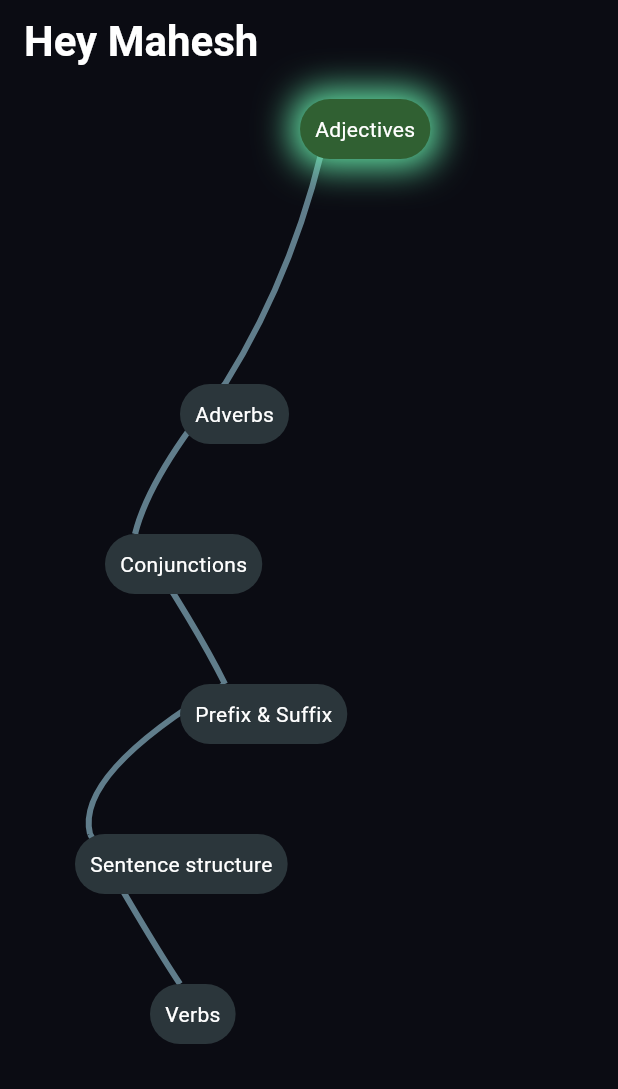
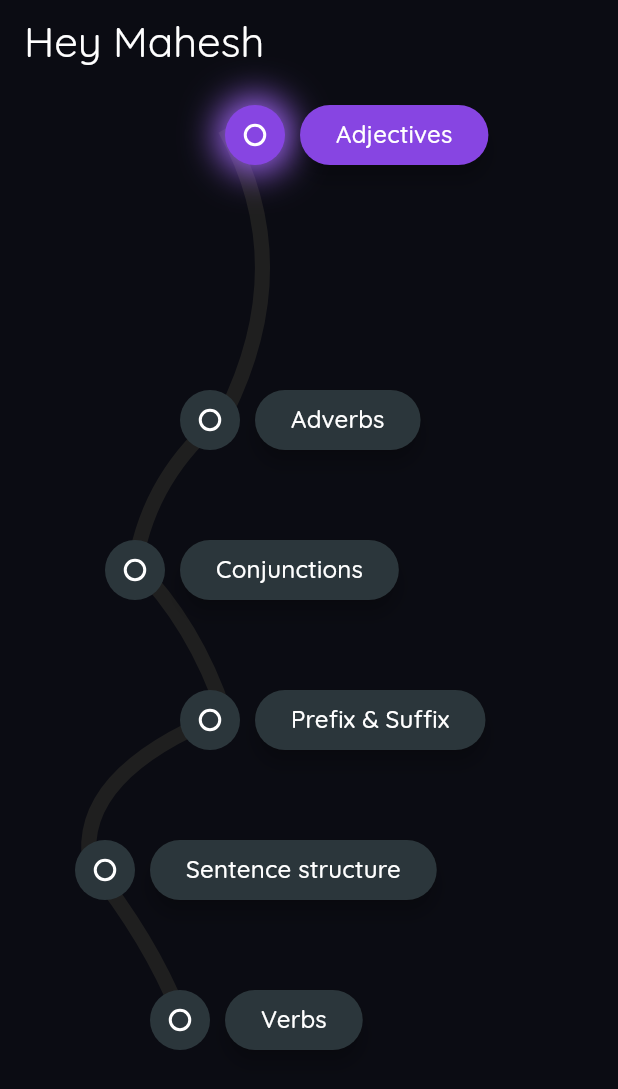
Before and after one commit to vanshika704/stimuler_exercise, a Flutter app: the screen it shows after launch, after a tap on "Adjectives", on a phone screen of 412 x 824 dp. Shown: the top 1089 px of the screen. Run offline on Flutter 3.47's test engine with Material 3 defaults, Android fonts, the phone set to English and light mode, and no system bars; our stand-ins replace google_fonts.

Commit message:
floww done

```diff
--- a/lib/components/flow.dart
+++ b/lib/components/flow.dart
@@ -1,18 +1,6 @@
+
 import 'package:flutter/material.dart';
-
-void main() {
-  runApp(MyApp());
-}
-
-class MyApp extends StatelessWidget {
-  @override
-  Widget build(BuildContext context) {
-    return MaterialApp(
-      debugShowCheckedModeBanner: false,
-      home: FlowPathScreen(),
-    );
-  }
-}
+import 'package:google_fonts/google_fonts.dart'; // Import Google Fonts
 
 class FlowPathScreen extends StatefulWidget {
   @override
@@ -28,12 +16,11 @@ class _FlowPathScreenState extends State<FlowPathScreen> {
       backgroundColor: const Color.fromARGB(255, 11, 12, 19),
       appBar: AppBar(
         backgroundColor: Colors.transparent,
-        title: const Text(
+        title: Text(
           'Hey Mahesh',
-          style: TextStyle(
+          style: GoogleFonts.quicksand(
             color: Colors.white,
             fontSize: 28,
-            fontWeight: FontWeight.bold,
           ),
         ),
       ),
@@ -50,9 +37,10 @@ class _FlowPathScreenState extends State<FlowPathScreen> {
                 // Positioned nodes
                 _buildNode(
                   top: 10,
-                  left: 200,
+                  left: 150,
                   label: 'Adjectives',
                   isSelected: selectedDay == 1,
+                  isCompleted: selectedDay > 1,
                   onTap: () => setState(() => selectedDay = 1),
                 ),
                 _buildNode(
@@ -60,31 +48,40 @@ class _FlowPathScreenState extends State<FlowPathScreen> {
                   left: 120,
                   label: 'Adverbs',
                   isSelected: selectedDay == 2,
+                  isCompleted: selectedDay > 2,
                   onTap: () => setState(() => selectedDay = 2),
                 ),
                 _buildNode(
                   top: 300,
                   left: 70,
                   label: 'Conjunctions',
-                  isSelected: false,
+                  isSelected: selectedDay == 3,
+                  isCompleted: selectedDay > 3,
+                  onTap: () => setState(() => selectedDay = 3),
                 ),
                 _buildNode(
                   top: 400,
                   left: 120,
                   label: 'Prefix & Suffix',
-                  isSelected: false,
+                  isSelected: selectedDay == 4,
+                  isCompleted: selectedDay > 4,
+                  onTap: () => setState(() => selectedDay = 4),
                 ),
                 _buildNode(
                   top: 500,
                   left: 50,
                   label: 'Sentence structure',
-                  isSelected: false,
+                  isSelected: selectedDay == 5,
+                  isCompleted: selectedDay > 5,
+                  onTap: () => setState(() => selectedDay = 5),
                 ),
                 _buildNode(
                   top: 600,
                   left: 100,
                   label: 'Verbs',
-                  isSelected: false,
+                  isSelected: selectedDay == 6,
+                  isCompleted: selectedDay > 6,
+                  onTap: () => setState(() => selectedDay = 6),
                 ),
               ],
             ),
@@ -100,6 +97,7 @@ class _FlowPathScreenState extends State<FlowPathScreen> {
     required double left,
     required String label,
     required bool isSelected,
+    required bool isCompleted,
     VoidCallback? onTap,
   }) {
     return Positioned(
@@ -107,27 +105,79 @@ class _FlowPathScreenState extends State<FlowPathScreen> {
       left: left,
       child: GestureDetector(
         onTap: onTap,
-        child: Container(
-          padding: const EdgeInsets.all(10),
+        child: Row(
+          children: [
+            Stack(
+              alignment: Alignment.center,
+              children: [
+                // Outer circle
+                Container(
+                  width: 40,
+                  height: 40,
                   decoration: BoxDecoration(
                     color: isSelected
-                ? const Color.fromARGB(255, 48, 96, 50)
-                : const Color.fromARGB(255, 43, 54, 59),
-            borderRadius: BorderRadius.circular(20),
+                        ? const Color.fromARGB(255, 135, 69, 226) // Active color
+                        : isCompleted
+                            ? const Color.fromARGB(255, 48, 96, 50) // Completed color
+                            : const Color.fromARGB(255, 43, 54, 59), // Default color
+                    shape: BoxShape.circle,
                     boxShadow: isSelected
                         ? [
-                    BoxShadow(
-                      color: Colors.greenAccent,
+                            const BoxShadow(
+                              color: Color.fromARGB(255, 168, 106, 255),
                               blurRadius: 20,
                               spreadRadius: 5,
                             )
                           ]
+                        : isCompleted
+                            ? [
+                                BoxShadow(
+                                  color: Colors.greenAccent,
+                                  blurRadius: 10,
+                                  spreadRadius: 3,
+                                )
+                              ]
                             : [],
+                  ),
+                ),
+                // Inner circle
+                Container(
+                  width: 15,
+                  height: 15,
+                  decoration: BoxDecoration(
+                    color: Colors.transparent,
+                    shape: BoxShape.circle,
+                    border: Border.all(
+                      color: Colors.white, // Border color
+                      width: 2, // Border width
+                    ),
+                  ),
+                ),
+              ],
+            ),
+            const SizedBox(width: 10),
+            ElevatedButton(
+              onPressed: onTap,
+              style: ElevatedButton.styleFrom(
+                backgroundColor: isSelected
+                    ? const Color.fromARGB(255, 135, 69, 226) // Match active node color
+                    : isCompleted
+                        ? const Color.fromARGB(255, 48, 96, 50) // Match completed node color
+                        : const Color.fromARGB(255, 43, 54, 59), // Default color
+                shape: RoundedRectangleBorder(
+                  borderRadius: BorderRadius.circular(50),
+                ),
+                elevation: 5,
               ),
               child: Text(
                 label,
-            style: const TextStyle(color: Colors.white),
+                style: GoogleFonts.quicksand(
+                  color: Colors.white, // Text color
+                  fontSize: 16,
                 ),
+              ),
+            ),
+          ],
         ),
       ),
     );
@@ -139,31 +189,31 @@ class FlowPathPainter extends CustomPainter {
   @override
   void paint(Canvas canvas, Size size) {
     final paint = Paint()
-      ..color = Colors.blueGrey
-      ..strokeWidth = 4
+      ..color = const Color.fromARGB(255, 31, 31, 31)
+      ..strokeWidth = 10
       ..style = PaintingStyle.stroke;
 
     final path = Path();
 
     // First curve: Adjectives to Adverbs
-    path.moveTo(220, 20); // Start point of "Adjectives"
-    path.quadraticBezierTo(200, 120, 150, 200); // Control point and end point for "Adverbs"
+    path.moveTo(150, 30); // Center of "Adjectives" node
+    path.quadraticBezierTo(200, 120, 150, 220); // Control point and center of "Adverbs"
 
     // Second curve: Adverbs to Conjunctions
-    path.moveTo(150, 200); // Start point of "Adverbs"
-    path.quadraticBezierTo(100, 260, 90, 300); // Control point and end point for "Conjunctions"
+    path.moveTo(150, 220); // Center of "Adverbs" node
+    path.quadraticBezierTo(100, 260, 90, 320); // Control point and center of "Conjunctions"
 
     // Third curve: Conjunctions to Prefix & Suffix
-    path.moveTo(90, 300); // Start point of "Conjunctions"
-    path.quadraticBezierTo(130, 360, 150, 400); // Control point and end point for "Prefix & Suffix"
+    path.moveTo(90, 320); // Center of "Conjunctions" node
+    path.quadraticBezierTo(130, 360, 150, 420); // Control point and center of "Prefix & Suffix"
 
     // Fourth curve: Prefix & Suffix to Sentence structure
-    path.moveTo(150, 400); // Start point of "Prefix & Suffix"
-    path.quadraticBezierTo(50, 460, 60, 500); // Control point and end point for "Sentence structure"
+    path.moveTo(150, 420); // Center of "Prefix & Suffix" node
+    path.quadraticBezierTo(50, 460, 60, 520); // Control point and center of "Sentence structure"
 
     // Fifth curve: Sentence structure to Verbs
-    path.moveTo(60, 500); // Start point of "Sentence structure"
-    path.quadraticBezierTo(100, 570, 120, 600); // Control point and end point for "Verbs"
+    path.moveTo(60, 520); // Center of "Sentence structure" node
+    path.quadraticBezierTo(100, 570, 120, 620); // Control point and center of "Verbs"
 
     canvas.drawPath(path, paint);
   }
--- a/pubspec.yaml
+++ b/pubspec.yaml
@@ -35,6 +35,7 @@ dependencies:
   # The following adds the Cupertino Icons font to your application.
   # Use with the CupertinoIcons class for iOS style icons.
   cupertino_icons: ^1.0.8
+  google_fonts: ^6.2.1
 
 dev_dependencies:
   flutter_test:
```
Also changed, not shown: pubspec.lock, 1 other file. Lines whose indentation alone changed are shown as unchanged.
